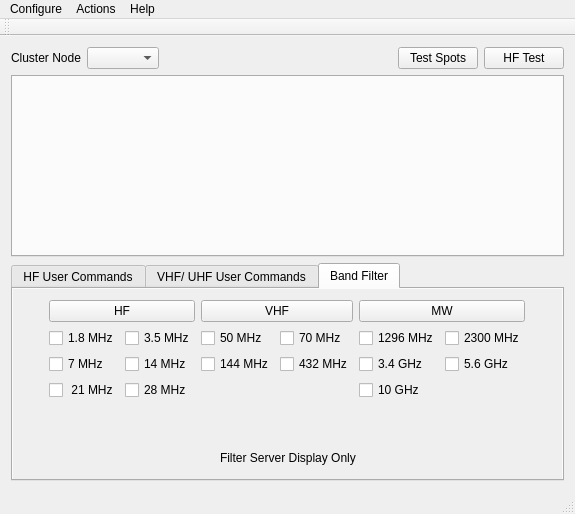
This is mqt/MqtCluster/clustermainwindow.ui in Rsclub22/Minos2-Mirror as Qt 5 draws it before an edit. The edited form follows.
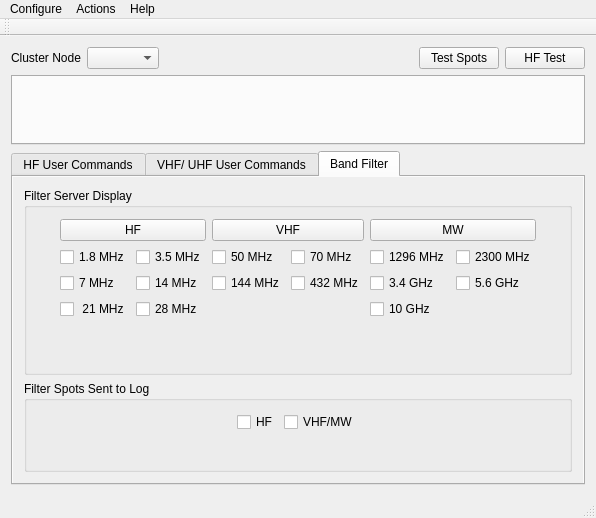
This is the edited form. Custom widgets are drawn as their Qt base class.

Commit message: fitler options for spots sent from cluster server to log

Patch:
```diff
--- a/mqt/MqtCluster/clustermainwindow.ui
+++ b/mqt/MqtCluster/clustermainwindow.ui
@@ -6,15 +6,15 @@
    <rect>
     <x>0</x>
     <y>0</y>
-    <width>575</width>
-    <height>514</height>
+    <width>596</width>
+    <height>518</height>
    </rect>
   </property>
   <property name="windowTitle">
    <string>Minos Cluster Client</string>
   </property>
   <widget class="QWidget" name="centralWidget">
-   <layout class="QVBoxLayout" name="verticalLayout">
+   <layout class="QVBoxLayout" name="verticalLayout_9">
     <item>
      <layout class="QHBoxLayout" name="horizontalLayout_4">
       <item>
@@ -266,6 +266,12 @@
        </attribute>
        <layout class="QVBoxLayout" name="verticalLayout_6">
         <item>
+         <widget class="QGroupBox" name="groupBox">
+          <property name="title">
+           <string>Filter Server Display</string>
+          </property>
+          <layout class="QVBoxLayout" name="verticalLayout_7">
+           <item>
          <layout class="QHBoxLayout" name="horizontalLayout_10">
           <item>
            <spacer name="horizontalSpacer_4">
@@ -521,6 +527,17 @@
           </item>
          </layout>
         </item>
+          </layout>
+         </widget>
+        </item>
+        <item>
+         <widget class="QGroupBox" name="groupBox_2">
+          <property name="title">
+           <string>Filter Spots Sent to Log</string>
+          </property>
+          <layout class="QVBoxLayout" name="verticalLayout_8">
+           <item>
+            <layout class="QVBoxLayout" name="verticalLayout">
         <item>
          <layout class="QHBoxLayout" name="horizontalLayout_13">
           <item>
@@ -537,9 +554,16 @@
            </spacer>
           </item>
           <item>
-           <widget class="QLabel" name="label_2">
+                <widget class="QCheckBox" name="hfLogFilterCheckBox">
             <property name="text">
-             <string>Filter Server Display Only</string>
+                  <string>HF</string>
+                 </property>
+                </widget>
+               </item>
+               <item>
+                <widget class="QCheckBox" name="vhfMwLogFilterCheckBox">
+                 <property name="text">
+                  <string>VHF/MW</string>
             </property>
            </widget>
           </item>
@@ -558,6 +582,48 @@
           </item>
          </layout>
         </item>
+             <item>
+              <layout class="QHBoxLayout" name="horizontalLayout_16">
+               <item>
+                <spacer name="horizontalSpacer_7">
+                 <property name="orientation">
+                  <enum>Qt::Horizontal</enum>
+                 </property>
+                 <property name="sizeHint" stdset="0">
+                  <size>
+                   <width>40</width>
+                   <height>20</height>
+                  </size>
+                 </property>
+                </spacer>
+               </item>
+               <item>
+                <widget class="QLabel" name="sendSpotsToLogWarningLabel">
+                 <property name="text">
+                  <string/>
+                 </property>
+                </widget>
+               </item>
+               <item>
+                <spacer name="horizontalSpacer_8">
+                 <property name="orientation">
+                  <enum>Qt::Horizontal</enum>
+                 </property>
+                 <property name="sizeHint" stdset="0">
+                  <size>
+                   <width>40</width>
+                   <height>20</height>
+                  </size>
+                 </property>
+                </spacer>
+               </item>
+              </layout>
+             </item>
+            </layout>
+           </item>
+          </layout>
+         </widget>
+        </item>
        </layout>
       </widget>
      </widget>
@@ -569,7 +635,7 @@
     <rect>
      <x>0</x>
      <y>0</y>
-     <width>575</width>
+     <width>596</width>
      <height>21</height>
     </rect>
    </property>
```
Lines whose indentation alone changed are shown as unchanged. The commit also changes 5 other files.
